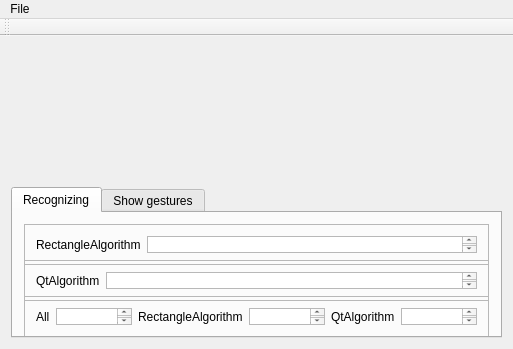
This is tools/gesturesTest/mainwindow.ui in qreal/qreal as Qt 5 draws it before an edit. The edited form follows.
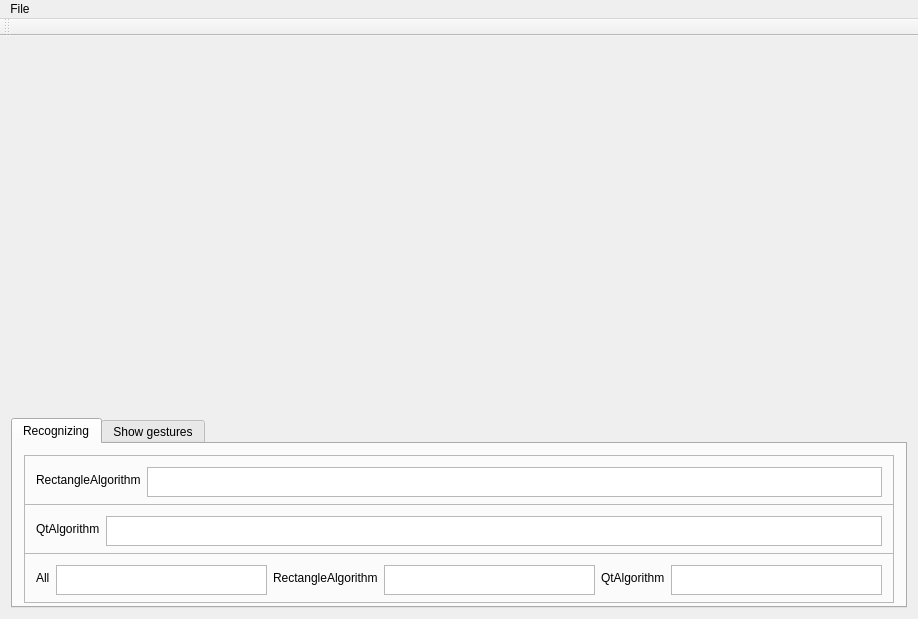
This is the edited form.

Commit message: gui and minor export format improvements

What changed in the file:
```diff
--- a/tools/gesturesTest/mainwindow.ui
+++ b/tools/gesturesTest/mainwindow.ui
@@ -6,8 +6,8 @@
    <rect>
     <x>0</x>
     <y>0</y>
-    <width>513</width>
-    <height>349</height>
+    <width>918</width>
+    <height>619</height>
    </rect>
   </property>
   <property name="minimumSize">
@@ -39,7 +39,7 @@
       <property name="maximumSize">
        <size>
         <width>16777215</width>
-        <height>151</height>
+        <height>190</height>
        </size>
       </property>
       <property name="currentIndex">
@@ -55,13 +55,13 @@
           <property name="minimumSize">
            <size>
             <width>0</width>
-            <height>41</height>
+            <height>50</height>
            </size>
           </property>
           <property name="maximumSize">
            <size>
             <width>16777215</width>
-            <height>41</height>
+            <height>50</height>
            </size>
           </property>
           <property name="frameShape">
@@ -79,7 +79,14 @@
             </widget>
            </item>
            <item>
-            <widget class="QTextBrowser" name="tbRectAlg"/>
+            <widget class="QTextBrowser" name="tbRectAlg">
+             <property name="minimumSize">
+              <size>
+               <width>0</width>
+               <height>30</height>
+              </size>
+             </property>
+            </widget>
            </item>
           </layout>
          </widget>
@@ -89,13 +96,13 @@
           <property name="minimumSize">
            <size>
             <width>0</width>
-            <height>41</height>
+            <height>50</height>
            </size>
           </property>
           <property name="maximumSize">
            <size>
             <width>16777215</width>
-            <height>41</height>
+            <height>50</height>
            </size>
           </property>
           <property name="frameShape">
@@ -113,7 +120,14 @@
             </widget>
            </item>
            <item>
-            <widget class="QTextBrowser" name="tbQtAlg"/>
+            <widget class="QTextBrowser" name="tbQtAlg">
+             <property name="minimumSize">
+              <size>
+               <width>0</width>
+               <height>30</height>
+              </size>
+             </property>
+            </widget>
            </item>
           </layout>
          </widget>
@@ -123,7 +137,7 @@
           <property name="minimumSize">
            <size>
             <width>10</width>
-            <height>41</height>
+            <height>50</height>
            </size>
           </property>
           <property name="frameShape">
@@ -142,6 +156,12 @@
            </item>
            <item>
             <widget class="QTextBrowser" name="tbGesturesNum">
+             <property name="minimumSize">
+              <size>
+               <width>0</width>
+               <height>30</height>
+              </size>
+             </property>
              <property name="maximumSize">
               <size>
                <width>16777215</width>
@@ -159,6 +179,12 @@
            </item>
            <item>
             <widget class="QTextEdit" name="teRectNum">
+             <property name="minimumSize">
+              <size>
+               <width>0</width>
+               <height>30</height>
+              </size>
+             </property>
              <property name="maximumSize">
               <size>
                <width>16777215</width>
@@ -176,6 +202,12 @@
            </item>
            <item>
             <widget class="QTextEdit" name="teQtNum">
+             <property name="minimumSize">
+              <size>
+               <width>0</width>
+               <height>30</height>
+              </size>
+             </property>
              <property name="maximumSize">
               <size>
                <width>16777215</width>
@@ -211,7 +243,7 @@
     <rect>
      <x>0</x>
      <y>0</y>
-     <width>513</width>
+     <width>918</width>
      <height>21</height>
     </rect>
    </property>
```
The commit also changes 3 other files.
